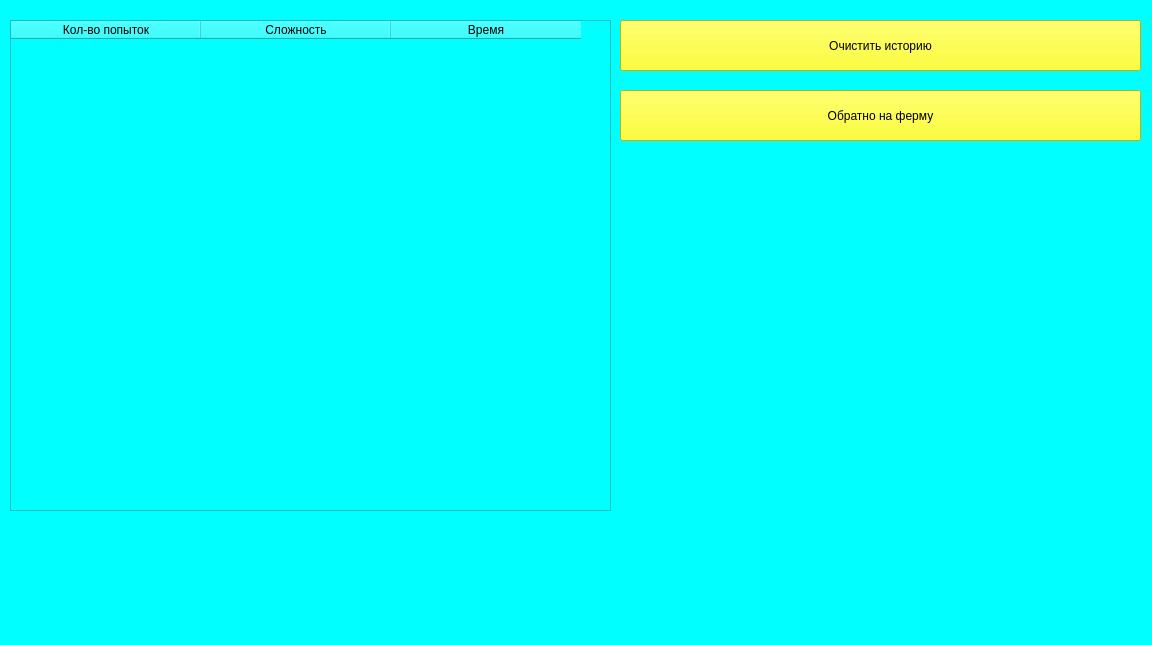
Qt form History.ui (AjDx1228/Bulls-and-cows) before a commit.
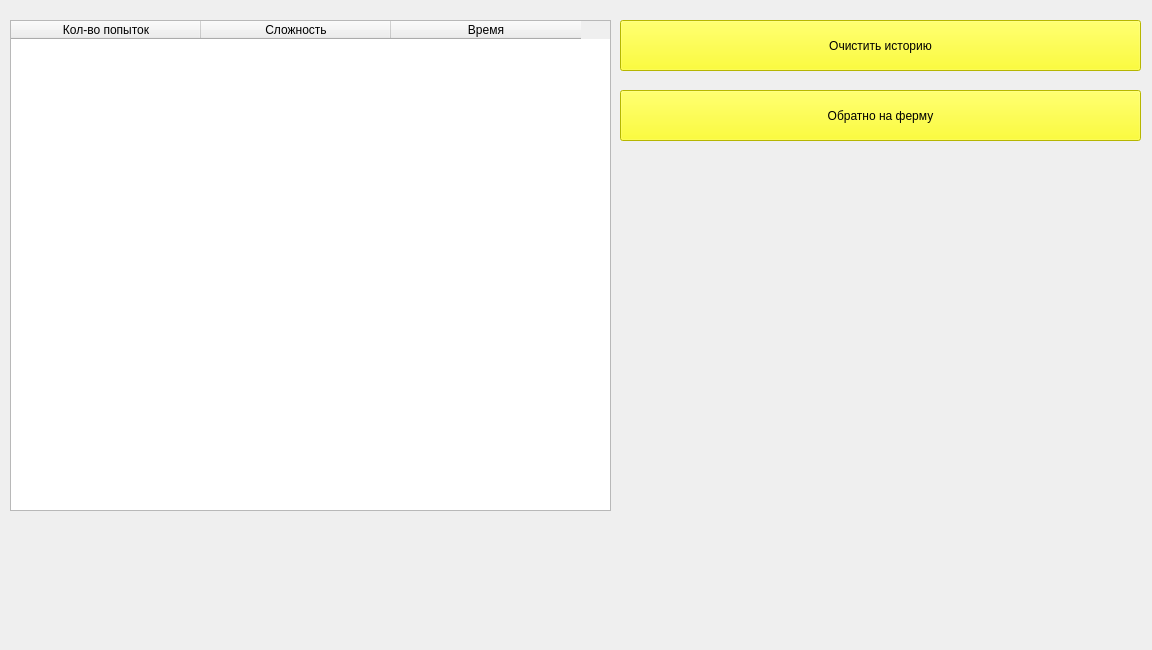
The same form after that commit.

Patch:
```diff
--- a/History.ui
+++ b/History.ui
@@ -7,14 +7,14 @@
     <x>0</x>
     <y>0</y>
     <width>1152</width>
-    <height>645</height>
+    <height>650</height>
    </rect>
   </property>
   <property name="windowTitle">
    <string>Form</string>
   </property>
   <property name="styleSheet">
-   <string notr="true">background-color: rgb(0, 255, 255);</string>
+   <string notr="true"/>
   </property>
   <widget class="QTableWidget" name="history_tableWidget">
    <property name="geometry">
@@ -83,6 +83,23 @@
     <string>Обратно на ферму</string>
    </property>
   </widget>
+  <widget class="QLabel" name="background_history">
+   <property name="geometry">
+    <rect>
+     <x>-10</x>
+     <y>-10</y>
+     <width>1171</width>
+     <height>671</height>
+    </rect>
+   </property>
+   <property name="text">
+    <string/>
+   </property>
+  </widget>
+  <zorder>background_history</zorder>
+  <zorder>history_tableWidget</zorder>
+  <zorder>clear_history</zorder>
+  <zorder>back_to_farm</zorder>
  </widget>
  <resources/>
  <connections/>
```
